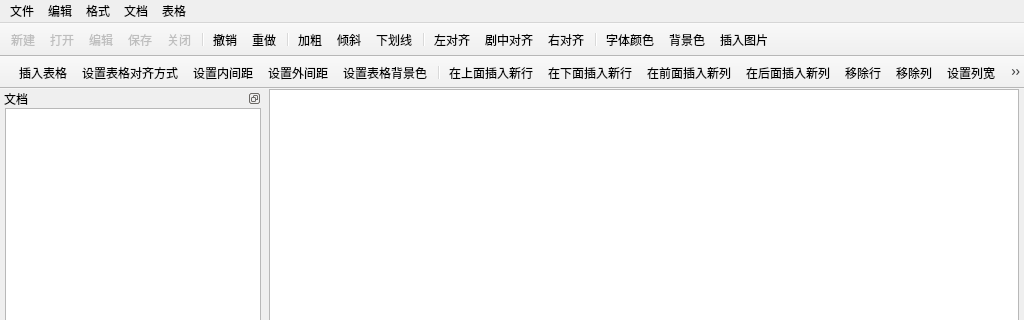
yileiren/YDocManager, file mainwindow.ui: the form before one commit; both pictures show x 0 to 1024 and y 0 to 320 of the 1024 by 768 pixel window.
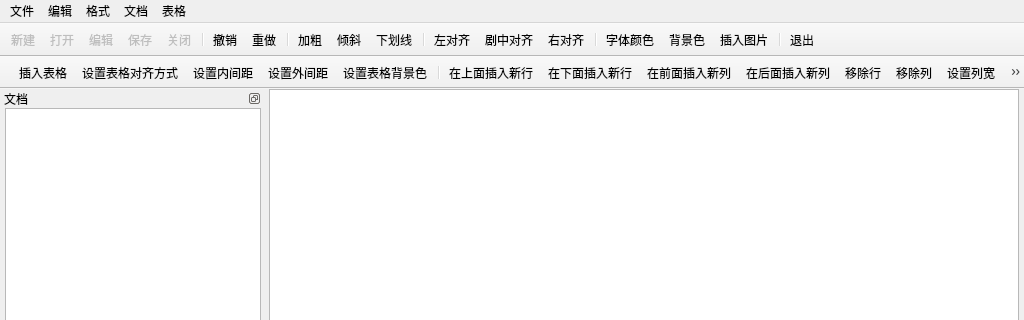
The form after the commit. Icons and pictures are not drawn. Custom widgets are drawn as their Qt base class.

Commit message: 完成关闭功能

The edit to the form file:
```diff
--- a/mainwindow.ui
+++ b/mainwindow.ui
@@ -186,6 +186,8 @@
    <addaction name="fontColorAction"/>
    <addaction name="backgroundColorAction"/>
    <addaction name="insertImageAction"/>
+   <addaction name="separator"/>
+   <addaction name="exitAction"/>
   </widget>
   <widget class="QStatusBar" name="statusBar">
    <property name="contextMenuPolicy">
```
The commit also changes 2 other files.
